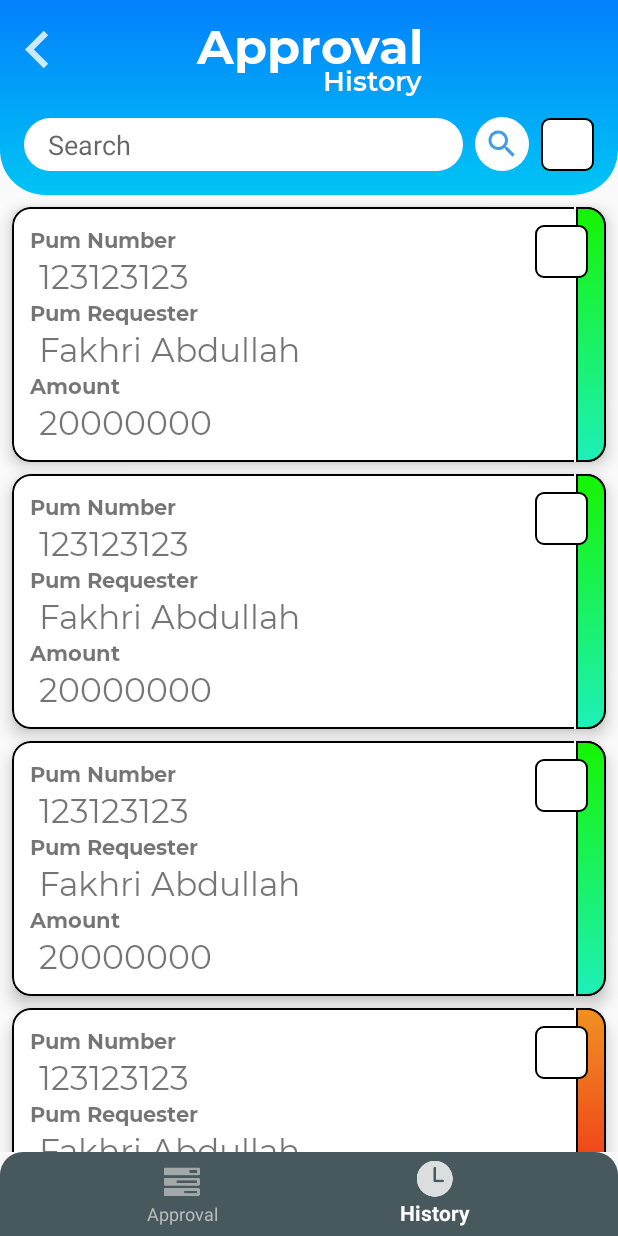
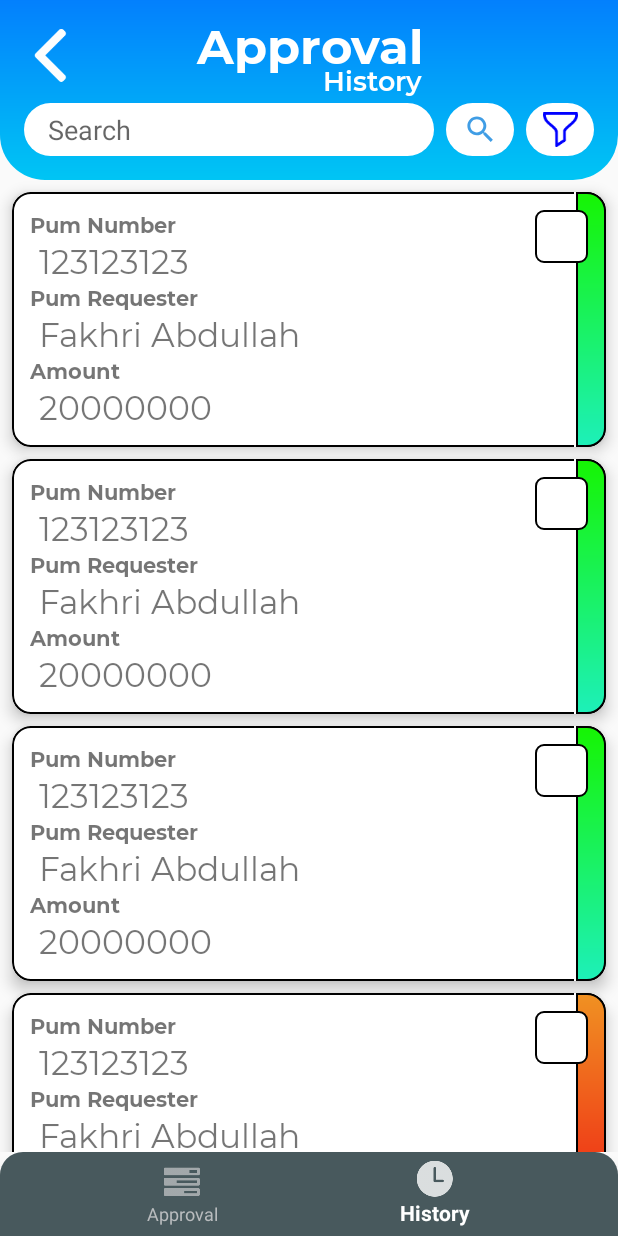
Before and after one commit to hudipo/pumidm19, an Android app: the screen it shows after launch (ApprovalActivity), item 2 of the bottom bar chosen, on a phone screen of 412 x 824 dp. Run offline under Robolectric (Android 15) with nearby library versions, the phone set to English and light mode, and no system bars; our stand-ins replace ButterKnife; 1 statement that could not run was skipped.

Commit message:
update header

```diff
--- a/app/src/main/java/com/hudipo/pum_indomaret/features/approval/fragment/ApprovalFragment.java
+++ b/app/src/main/java/com/hudipo/pum_indomaret/features/approval/fragment/ApprovalFragment.java
@@ -7,7 +7,7 @@ import android.view.View;
 import android.view.ViewGroup;
 import android.view.animation.Animation;
 import android.view.animation.AnimationUtils;
-import android.widget.CheckBox;
+import android.widget.ImageView;
 import android.widget.LinearLayout;
 
 import androidx.annotation.NonNull;
@@ -32,7 +32,7 @@ public class ApprovalFragment extends Fragment implements ApprovalContract.Appro
     @BindView(R.id.rvApproval)
     RecyclerView rvApproval;
     @BindView(R.id.cbApproval)
-    CheckBox cbApproval;
+    ImageView cbApproval;
     @BindView(R.id.btnApprove)
     LinearLayout btnApprove;
     @BindView(R.id.btnReject)
@@ -45,6 +45,7 @@ public class ApprovalFragment extends Fragment implements ApprovalContract.Appro
     private ApprovalPresenter presenter;
     private List<ApprovalModel> approvalSelectedList = new ArrayList<>();
     private List<ApprovalModel> approvalModelList = new ArrayList<>();
+    private boolean isCheckedAll = false;
 
     @Nullable
     @Override
@@ -60,12 +61,15 @@ public class ApprovalFragment extends Fragment implements ApprovalContract.Appro
 
     private void setView() {
         rvApproval.setLayoutManager(new LinearLayoutManager(getActivity()));
-        cbApproval.setOnCheckedChangeListener((compoundButton, b) ->{
-            approvalAdapter.setAllChecked(b);
-            if(b){
+        cbApproval.setOnClickListener(view1 -> {
+            if(isCheckedAll){
+                approvalSelectedList.clear();
+                isCheckedAll = false;
+            }else {
                 approvalSelectedList.clear();
                 approvalSelectedList.addAll(approvalModelList);
-            }else approvalSelectedList.clear();
+                isCheckedAll = true;
+            }
             initAction();
         });
     }
--- a/app/src/main/java/com/hudipo/pum_indomaret/features/approval/view/ApprovalHistoryContract.java
+++ b/app/src/main/java/com/hudipo/pum_indomaret/features/approval/view/ApprovalHistoryContract.java
@@ -23,7 +23,5 @@ public class ApprovalHistoryContract {
         void showLoading();
         void dismissLoading();
         void success(String message);
-        void showAction();
-        void closeAction();
     }
 }
--- a/app/src/main/res/layout/fragment_approval_history.xml
+++ b/app/src/main/res/layout/fragment_approval_history.xml
@@ -5,7 +5,7 @@
     xmlns:tools="http://schemas.android.com/tools"
     xmlns:app="http://schemas.android.com/apk/res-auto">
 
-    <RelativeLayout
+    <androidx.constraintlayout.widget.ConstraintLayout
         android:id="@+id/layout_header"
         android:layout_width="match_parent"
         android:layout_height="@dimen/height_header_approval"
@@ -13,16 +13,26 @@
         android:paddingTop="8dp"
         android:background="@drawable/bg_approval_header">
         <ImageView
-            android:layout_width="50dp"
-            android:layout_height="50dp"
-            android:src="@drawable/ic_chevron_left"/>
+            android:layout_width="35dp"
+            android:layout_height="35dp"
+            android:layout_centerVertical="true"
+            android:background="@android:color/transparent"
+            android:src="@drawable/left_arrow"
+            android:layout_marginStart="16dp"
+            app:layout_constraintStart_toStartOf="parent"
+            app:layout_constraintTop_toTopOf="@id/layout_title"
+            app:layout_constraintBottom_toBottomOf="@id/layout_title"/>
+
         <LinearLayout
             android:id="@+id/layout_title"
             android:layout_width="wrap_content"
             android:layout_height="wrap_content"
             android:layout_centerHorizontal="true"
             android:orientation="vertical"
-            android:gravity="end">
+            android:gravity="end"
+            app:layout_constraintStart_toStartOf="parent"
+            app:layout_constraintEnd_toEndOf="parent"
+            app:layout_constraintTop_toTopOf="parent">
             <TextView
                 android:id="@+id/title_page"
                 android:layout_width="wrap_content"
@@ -45,7 +55,7 @@
                 android:textSize="18sp"/>
         </LinearLayout>
         <androidx.appcompat.widget.SearchView
-            android:layout_width="match_parent"
+            android:layout_width="0dp"
             android:layout_height="35dp"
             android:layout_marginStart="16dp"
             android:layout_marginEnd="8dp"
@@ -55,83 +65,63 @@
             android:layout_alignParentBottom="true"
             android:id="@+id/search"
             android:background="@drawable/bg_search_view"
-            app:queryBackground="@android:color/transparent"
             app:searchIcon="@null"
             app:defaultQueryHint="@string/search"
-            app:iconifiedByDefault="false"/>
-        <ImageView
-            android:layout_width="wrap_content"
-            android:layout_height="wrap_content"
+            app:queryBackground="@android:color/transparent"
+            app:iconifiedByDefault="false"
+            app:layout_constraintBottom_toBottomOf="parent"
+            app:layout_constraintStart_toStartOf="parent"
+            app:layout_constraintEnd_toStartOf="@id/view"/>
+        <View
+            android:id="@+id/view"
+            android:layout_width="45dp"
+            android:layout_height="35dp"
             android:layout_marginTop="8dp"
             android:layout_marginBottom="8dp"
             android:layout_marginEnd="8dp"
-            android:layout_toStartOf="@id/cbApproval"
+            android:background="@drawable/bg_search_view"
+            app:layout_constraintBottom_toBottomOf="parent"
+            app:layout_constraintEnd_toStartOf="@id/view2" />
+        <ImageView
+            android:layout_width="35dp"
+            android:layout_height="35dp"
             android:layout_alignParentBottom="true"
             android:padding="6dp"
             android:id="@+id/ivSearch"
-            android:background="@drawable/bg_search_view"
-            android:src="@drawable/ic_search"/>
-        <CheckBox
+            android:src="@drawable/ic_search"
+            app:layout_constraintStart_toStartOf="@id/view"
+            app:layout_constraintEnd_toEndOf="@id/view"
+            app:layout_constraintTop_toTopOf="@id/view"
+            app:layout_constraintBottom_toBottomOf="@id/view"/>
+        <View
+            android:id="@+id/view2"
+            android:layout_width="45dp"
+            android:layout_height="35dp"
             android:layout_marginTop="8dp"
             android:layout_marginBottom="8dp"
             android:layout_marginEnd="16dp"
-            android:layout_alignParentEnd="true"
-            android:layout_alignParentBottom="true"
-            android:button="@drawable/bg_checkbox"
-            android:id="@+id/cbApproval"
-            android:layout_width="wrap_content"
-            android:layout_height="wrap_content"/>
-    </RelativeLayout>
+            android:background="@drawable/bg_search_view"
+            app:layout_constraintBottom_toBottomOf="parent"
+            app:layout_constraintEnd_toEndOf="parent" />
+        <ImageView
+            android:layout_width="35dp"
+            android:layout_height="35dp"
+            android:src="@drawable/ic_filter"
+            android:padding="6dp"
+            android:id="@+id/btnCheck"
+            app:layout_constraintStart_toStartOf="@id/view2"
+            app:layout_constraintEnd_toEndOf="@id/view2"
+            app:layout_constraintTop_toTopOf="@id/view2"
+            app:layout_constraintBottom_toBottomOf="@id/view2"/>
+    </androidx.constraintlayout.widget.ConstraintLayout>
     <androidx.recyclerview.widget.RecyclerView
         android:id="@+id/rvHistory"
         android:layout_width="match_parent"
         android:layout_height="match_parent"
         android:layout_below="@id/layout_header"
         tools:listitem="@layout/item_approval_history"
-        android:paddingBottom="70dp"
+        android:paddingBottom="8dp"
         android:paddingStart="8dp"
         android:paddingEnd="8dp"
         android:clipToPadding="false"/>
-    <LinearLayout
-        android:id="@+id/llAction"
-        android:layout_width="match_parent"
-        android:layout_height="wrap_content"
-        android:visibility="gone"
-        android:orientation="horizontal"
-        android:layout_alignParentBottom="true">
-        <RelativeLayout
-            android:layout_width="0dp"
-            android:layout_height="wrap_content"
-            android:layout_weight="1"/>
-        <RelativeLayout
-            android:layout_width="0dp"
-            android:layout_height="wrap_content"
-            android:layout_weight="1">
-            <LinearLayout
-                android:id="@+id/btnDelete"
-                android:layout_width="@dimen/width_button_approve"
-                android:layout_height="wrap_content"
-                android:layout_marginTop="8dp"
-                android:layout_marginBottom="8dp"
-                android:paddingTop="6dp"
-                android:paddingBottom="6dp"
-                android:background="@drawable/bg_reject"
-                android:layout_centerInParent="true"
-                android:orientation="vertical">
-                <ImageView
-                    android:layout_width="match_parent"
-                    android:layout_height="wrap_content"
-                    android:src="@drawable/ic_reject"
-                    android:layout_gravity="center_horizontal"/>
-                <TextView
-                    android:layout_width="match_parent"
-                    android:layout_height="wrap_content"
-                    android:text="@string/delete"
-                    android:textAllCaps="false"
-                    android:textSize="16sp"
-                    android:textColor="@color/white"
-                    android:textAlignment="center"/>
-            </LinearLayout>
-        </RelativeLayout>
-    </LinearLayout>
 </RelativeLayout>
--- a/app/src/main/res/values/dimens.xml
+++ b/app/src/main/res/values/dimens.xml
@@ -42,7 +42,7 @@
     <dimen name="font_title_item_approval">14sp</dimen>
     <dimen name="font_body_item_approval">22sp</dimen>
     <dimen name="width_button_approve">120dp</dimen>
-    <dimen name="height_header_approval">130dp</dimen>
+    <dimen name="height_header_approval">120dp</dimen>
     <dimen name="height_header_approval2">100dp</dimen>
     <dimen name="home_corner">18dp</dimen>
 </resources>
```
Also changed, not shown: app/src/main/java/com/hudipo/pum_indomaret/features/approval/fragment/ApprovalHistoryFragment.java (+10 -39 lines), app/src/main/res/layout/fragment_approval.xml (+51 -20 lines), app/src/main/res/drawable-hdpi/ic_checkbox.png (added), app/src/main/res/drawable-hdpi/ic_filter.png (added), app/src/main/res/drawable-mdpi/ic_checkbox.png (added), app/src/main/res/drawable-mdpi/ic_filter.png (added), app/src/main/res/drawable-xhdpi/ic_checkbox.png (added), app/src/main/res/drawable-xhdpi/ic_filter.png (added), app/src/main/res/drawable-xxhdpi/ic_checkbox.png (added), app/src/main/res/drawable-xxhdpi/ic_filter.png (added), app/src/main/res/drawable-xxxhdpi/ic_checkbox.png (added), app/src/main/res/drawable-xxxhdpi/ic_filter.png (added).
